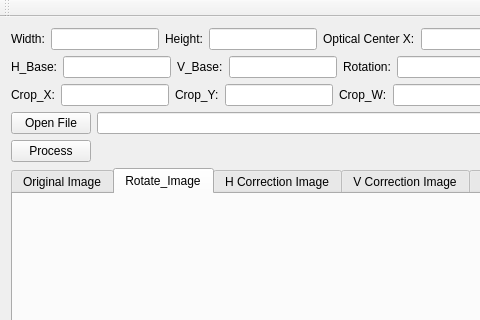
The window that mainwindow.ui (adas-eye/fisheye_distortion) describes before a commit, drawn with Qt 5; both pictures show x 0 to 480 and y 0 to 320 of the 1280 by 720 pixel window.
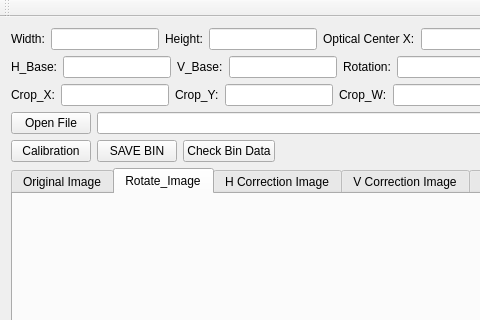
The same window after the commit.

Commit message: add code to support UI button Save BIN and Check BIN

```diff
--- a/mainwindow.ui
+++ b/mainwindow.ui
@@ -427,7 +427,9 @@
        </layout>
       </item>
       <item row="4" column="0">
-       <widget class="QPushButton" name="button_process">
+       <layout class="QHBoxLayout" name="horizontalLayout_5">
+        <item>
+         <widget class="QPushButton" name="button_calibration">
         <property name="sizePolicy">
          <sizepolicy hsizetype="Preferred" vsizetype="Preferred">
           <horstretch>0</horstretch>
@@ -447,9 +449,61 @@
          </size>
         </property>
         <property name="text">
-         <string>Process</string>
-        </property>
-       </widget>
+           <string>Calibration</string>
+          </property>
+         </widget>
+        </item>
+        <item>
+         <widget class="QPushButton" name="button_save_bin">
+          <property name="sizePolicy">
+           <sizepolicy hsizetype="Preferred" vsizetype="Preferred">
+            <horstretch>0</horstretch>
+            <verstretch>0</verstretch>
+           </sizepolicy>
+          </property>
+          <property name="minimumSize">
+           <size>
+            <width>0</width>
+            <height>0</height>
+           </size>
+          </property>
+          <property name="maximumSize">
+           <size>
+            <width>100</width>
+            <height>60</height>
+           </size>
+          </property>
+          <property name="text">
+           <string>SAVE BIN</string>
+          </property>
+         </widget>
+        </item>
+        <item>
+         <widget class="QPushButton" name="button_check_bin">
+          <property name="sizePolicy">
+           <sizepolicy hsizetype="Preferred" vsizetype="Preferred">
+            <horstretch>0</horstretch>
+            <verstretch>0</verstretch>
+           </sizepolicy>
+          </property>
+          <property name="minimumSize">
+           <size>
+            <width>0</width>
+            <height>0</height>
+           </size>
+          </property>
+          <property name="maximumSize">
+           <size>
+            <width>100</width>
+            <height>60</height>
+           </size>
+          </property>
+          <property name="text">
+           <string>Check Bin Data</string>
+          </property>
+         </widget>
+        </item>
+       </layout>
       </item>
      </layout>
     </item>
```
Left out of the diff: 44 changed lines with no effect on the pictures. Lines whose indentation alone changed are shown as unchanged. The commit also changes 5 other files.
